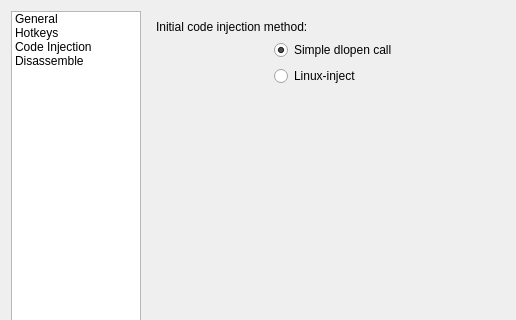
Qt form GUI/SettingsDialog.ui (korcankaraokcu/PINCE) before a commit; both pictures show x 0 to 516 and y 0 to 320 of the 658 by 555 pixel window.
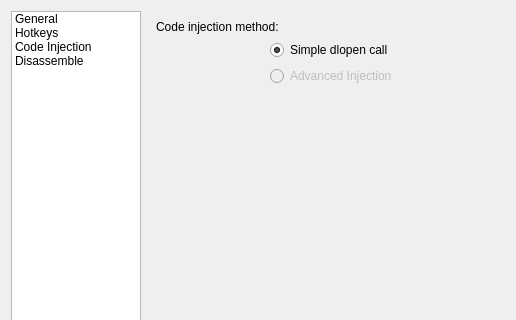
The same form after that commit. The open tabs and pages were chosen to show the change.

Commit message: Purged linux-inject from PINCE

What changed in the file:
```diff
--- a/GUI/SettingsDialog.ui
+++ b/GUI/SettingsDialog.ui
@@ -247,7 +247,7 @@
                  <item>
                   <widget class="QLabel" name="label_5">
                    <property name="text">
-                    <string>Initial code injection method:</string>
+                    <string>Code injection method:</string>
                    </property>
                   </widget>
                  </item>
@@ -279,9 +279,12 @@
                       </widget>
                      </item>
                      <item>
-                      <widget class="QRadioButton" name="radioButton_LinuxInject">
+                      <widget class="QRadioButton" name="radioButton_AdvancedInjection">
+                       <property name="enabled">
+                        <bool>false</bool>
+                       </property>
                        <property name="text">
-                        <string>Linux-inject</string>
+                        <string>Advanced Injection</string>
                        </property>
                       </widget>
                      </item>
```
The commit also changes 4 other files.
